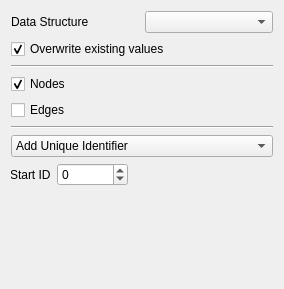
The window that src/Plugins/AssignValues/assignvalueswidget.ui (KDE/rocs) describes before a commit, drawn with Qt 5.
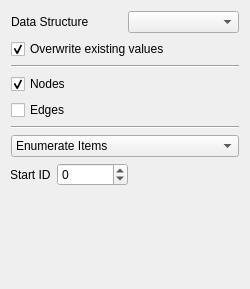
The same window after the commit. Custom widgets are drawn as their Qt base class.

Commit message: Port QComboBox to KComboBox.

The edit to the form file:
```diff
--- a/src/Plugins/AssignValues/assignvalueswidget.ui
+++ b/src/Plugins/AssignValues/assignvalueswidget.ui
@@ -6,10 +6,16 @@
    <rect>
     <x>0</x>
     <y>0</y>
-    <width>284</width>
+    <width>250</width>
     <height>270</height>
    </rect>
   </property>
+  <property name="minimumSize">
+   <size>
+    <width>250</width>
+    <height>0</height>
+   </size>
+  </property>
   <property name="windowTitle">
    <string>Assign Values</string>
   </property>
@@ -269,7 +275,7 @@
     <widget class="QComboBox" name="comboBoxMethod">
      <item>
       <property name="text">
-       <string>Add Unique Identifier</string>
+       <string>Enumerate Items</string>
       </property>
      </item>
      <item>
@@ -303,6 +309,13 @@
    </item>
   </layout>
  </widget>
+ <customwidgets>
+  <customwidget>
+   <class>KComboBox</class>
+   <extends>QComboBox</extends>
+   <header>kcombobox.h</header>
+  </customwidget>
+ </customwidgets>
  <resources/>
  <connections>
   <connection>
```
Left out of the diff: 8 changed lines with no effect on the pictures. The commit also changes 7 other files.
